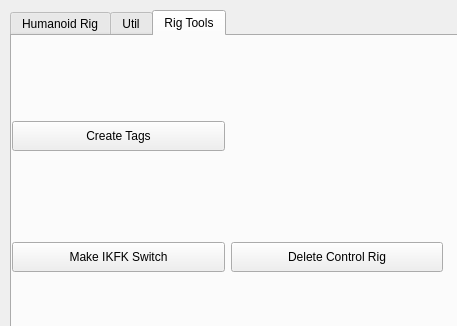
Above: python/ui/tools_window.ui from neilberard/AutoRig before the change. Below: the same form after it.
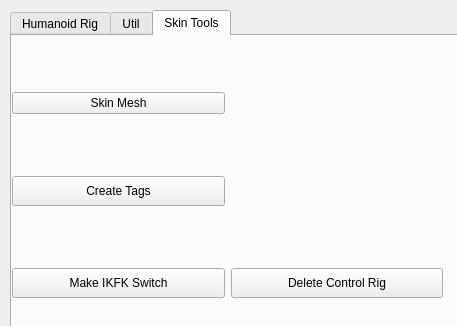
That is the form after the change. The open tabs and pages were chosen to show the change. Icons and pictures are not drawn.

```diff
--- a/python/ui/tools_window.ui
+++ b/python/ui/tools_window.ui
@@ -461,7 +461,7 @@
    </widget>
    <widget class="QWidget" name="tab_modeling">
     <attribute name="title">
-     <string>Rig Tools</string>
+     <string>Skin Tools</string>
     </attribute>
     <widget class="QWidget" name="gridLayoutWidget_3">
      <property name="geometry">
@@ -473,20 +473,7 @@
       </rect>
      </property>
      <layout class="QGridLayout" name="gridLayout_2">
-      <item row="1" column="1">
-       <widget class="QPushButton" name="btn_delete_controls_2">
-        <property name="minimumSize">
-         <size>
-          <width>0</width>
-          <height>30</height>
-         </size>
-        </property>
-        <property name="text">
-         <string>Delete Control Rig</string>
-        </property>
-       </widget>
-      </item>
-      <item row="1" column="0">
+      <item row="2" column="0">
        <widget class="QPushButton" name="btn_make_switch">
         <property name="minimumSize">
          <size>
@@ -499,7 +486,7 @@
         </property>
        </widget>
       </item>
-      <item row="0" column="0">
+      <item row="1" column="0">
        <widget class="QPushButton" name="btn_make_tags">
         <property name="minimumSize">
          <size>
@@ -512,6 +499,26 @@
         </property>
        </widget>
       </item>
+      <item row="2" column="1">
+       <widget class="QPushButton" name="btn_delete_controls_2">
+        <property name="minimumSize">
+         <size>
+          <width>0</width>
+          <height>30</height>
+         </size>
+        </property>
+        <property name="text">
+         <string>Delete Control Rig</string>
+        </property>
+       </widget>
+      </item>
+      <item row="0" column="0">
+       <widget class="QPushButton" name="btn_skin_mesh">
+        <property name="text">
+         <string>Skin Mesh</string>
+        </property>
+       </widget>
+      </item>
      </layout>
     </widget>
    </widget>
```
